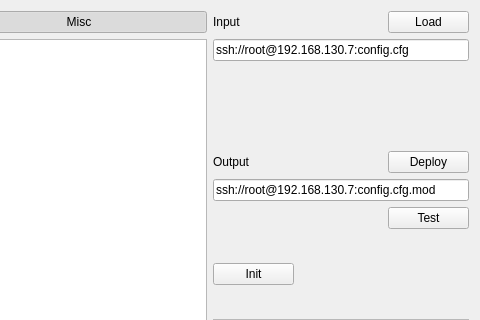
Old version of the form user/mpw3_gui/configcreator.ui in the repository hephy-dd/eudaq-1; both pictures show x 380 to 860 and y 0 to 320 of the 860 by 550 pixel window.
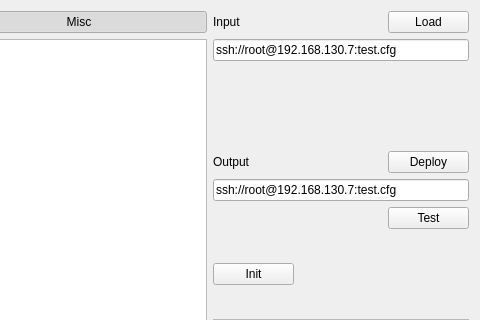
New version of the form.

Commit message: parsing config for sections MISC and POWER works

What changed in the file:
```diff
--- a/user/mpw3_gui/configcreator.ui
+++ b/user/mpw3_gui/configcreator.ui
@@ -41,7 +41,7 @@
         <string>&lt;html&gt;&lt;head/&gt;&lt;body&gt;&lt;p&gt;path to the input config&lt;/p&gt;&lt;p&gt;eg.: ssh://root@192.168.130.7:config.txt (over ssh)&lt;/p&gt;&lt;p&gt;/tmp/config.txt (locally)&lt;/p&gt;&lt;/body&gt;&lt;/html&gt;</string>
        </property>
        <property name="text">
-        <string>ssh://root@192.168.130.7:config.cfg</string>
+        <string>ssh://root@192.168.130.7:test.cfg</string>
        </property>
        <property name="clearButtonEnabled">
         <bool>false</bool>
@@ -114,7 +114,7 @@
         <string>&lt;html&gt;&lt;head/&gt;&lt;body&gt;&lt;p&gt;path to deploy the config to&lt;/p&gt;&lt;p&gt;eg.: ssh://root@192.168.130.7:config.txt (over ssh)&lt;/p&gt;&lt;p&gt;/tmp/config.txt (locally)&lt;/p&gt;&lt;/body&gt;&lt;/html&gt;</string>
        </property>
        <property name="text">
-        <string>ssh://root@192.168.130.7:config.cfg.mod</string>
+        <string>ssh://root@192.168.130.7:test.cfg</string>
        </property>
       </widget>
      </item>
```
The commit also changes 1 other file.
